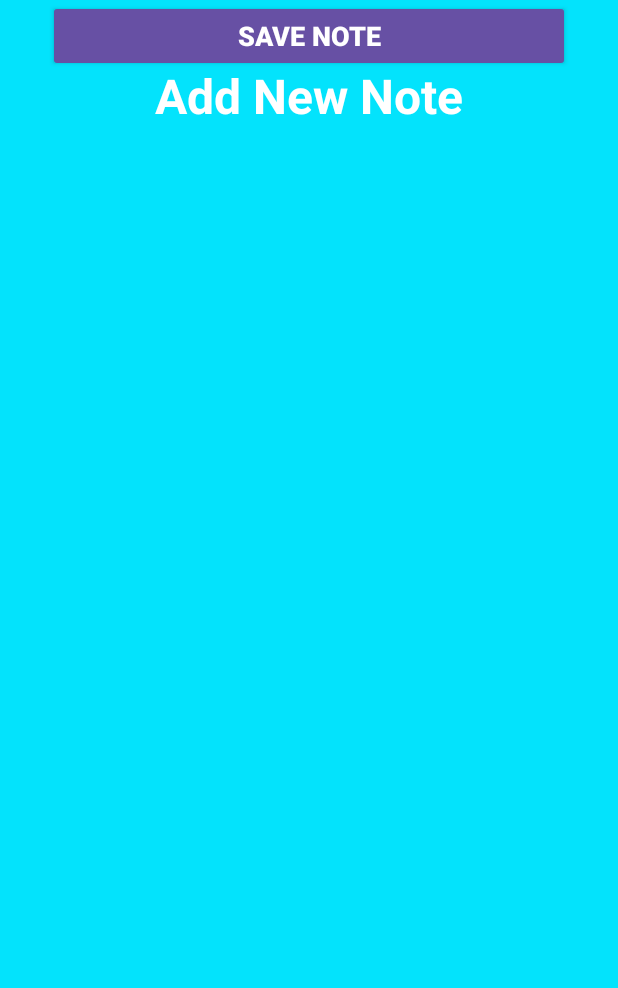
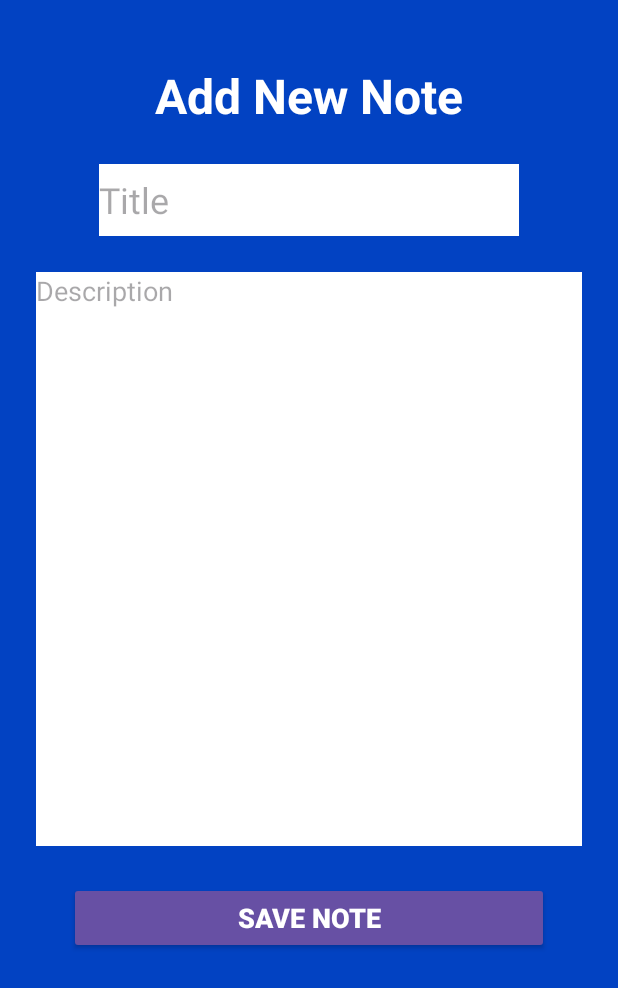
Before and after one commit to DomingoJohnlery/Note-Application, an Android app: the NoteActivity screen opened directly, with no data from a screen before it, on a phone screen of 412 x 824 dp. Shown: the top 988 px of the screen. Run offline under Robolectric (Android 15) with nearby library versions, the phone set to English and light mode, and no system bars.

Commit message:
Second Commit ActivtyMain & ActivityNote Layouts

```diff
--- a/app/src/main/java/com/mycam/noteapp/MainActivity.kt
+++ b/app/src/main/java/com/mycam/noteapp/MainActivity.kt
@@ -1,5 +1,6 @@
 package com.mycam.noteapp
 
+import android.content.Intent
 import androidx.appcompat.app.AppCompatActivity
 import android.os.Bundle
 import com.mycam.noteapp.databinding.ActivityMainBinding
@@ -12,5 +13,9 @@ class MainActivity : AppCompatActivity() {
         super.onCreate(savedInstanceState)
         binding = ActivityMainBinding.inflate(layoutInflater)
         setContentView(binding.root)
+
+        binding.btnAddNote.setOnClickListener {
+            startActivity(Intent(this,NoteActivity::class.java))
+        }
     }
 }
--- a/app/src/main/res/layout/activity_main.xml
+++ b/app/src/main/res/layout/activity_main.xml
@@ -4,43 +4,43 @@
     xmlns:tools="http://schemas.android.com/tools"
     android:layout_width="match_parent"
     android:layout_height="match_parent"
-    android:background="#03e3fc"
+    android:background="#0242c2"
     tools:context=".MainActivity">
 
     <TextView
         android:id="@+id/textView"
         android:layout_width="wrap_content"
         android:layout_height="wrap_content"
-        android:layout_marginStart="32dp"
-        android:layout_marginTop="16dp"
         android:text="Notes"
         android:textColor="@color/white"
         android:textSize="32sp"
         android:textStyle="bold"
+        android:layout_marginStart="32dp"
+        android:layout_marginTop="16dp"
         app:layout_constraintStart_toStartOf="parent"
         app:layout_constraintTop_toTopOf="parent" />
 
     <androidx.recyclerview.widget.RecyclerView
+        android:id="@+id/recyclerView"
         android:layout_width="0dp"
         android:layout_height="0dp"
+        app:layout_constraintStart_toStartOf="parent"
+        app:layout_constraintEnd_toEndOf="parent"
         app:layout_constraintBottom_toTopOf="@+id/btnAddNote"
-        app:layout_constraintEnd_toEndOf="parent"
-        app:layout_constraintStart_toStartOf="parent"
         app:layout_constraintTop_toBottomOf="@+id/textView" />
 
-    <Button
+    <Button style="@style/Widget.AppCompat.Button"
         android:id="@+id/btnAddNote"
-        style="@style/Widget.AppCompat.Button"
-        android:layout_width="match_parent"
+        android:layout_width="320dp"
         android:layout_height="wrap_content"
+        android:text="Add New Note"
+        android:textSize="18sp"
+        android:textStyle="bold"
         android:layout_marginStart="32dp"
         android:layout_marginEnd="32dp"
         android:layout_marginBottom="24dp"
-        android:text="Add New Note"
-        android:textSize="18sp"
-        android:textStyle="bold"
         app:layout_constraintBottom_toBottomOf="parent"
         app:layout_constraintEnd_toEndOf="parent"
-        app:layout_constraintStart_toStartOf="parent" />
+        app:layout_constraintStart_toStartOf="parent"/>
 
 </androidx.constraintlayout.widget.ConstraintLayout>
--- a/app/src/main/res/layout/activity_note.xml
+++ b/app/src/main/res/layout/activity_note.xml
@@ -4,7 +4,7 @@
     xmlns:tools="http://schemas.android.com/tools"
     android:layout_width="match_parent"
     android:layout_height="match_parent"
-    android:background="#03e3fc"
+    android:background="#0242c2"
     tools:context=".NoteActivity">
 
     <TextView
@@ -25,48 +25,55 @@
         android:layout_height="0dp"
         app:layout_constraintBottom_toTopOf="@+id/btnSaveNote"
         app:layout_constraintEnd_toEndOf="parent"
-        app:layout_constraintHorizontal_bias="0.5"
         app:layout_constraintStart_toStartOf="parent"
-        app:layout_constraintTop_toBottomOf="@+id/textView2" >
+        android:layout_marginStart="24dp"
+        android:layout_marginEnd="24dp"
+        android:layout_marginBottom="24dp"
+        app:layout_constraintTop_toBottomOf="@+id/textView2">
 
         <EditText
             android:id="@+id/editTextText"
             android:layout_width="wrap_content"
-            android:layout_height="wrap_content"
+            android:layout_height="48dp"
             android:layout_alignParentTop="true"
             android:layout_centerInParent="true"
+            android:background="@color/white"
             android:ems="10"
             android:hint="Title"
             android:inputType="text"
-            android:textSize="24dp" />
+            android:textSize="24sp"
+            android:layout_marginTop="24dp"
+            android:layout_marginBottom="24dp"
+            android:autofillHints="title" />
 
         <EditText
-            android:id="@+id/editTextTextMultiLine"
-            android:layout_width="match_parent"
+            android:id="@+id/multiLine"
+            android:layout_width="488dp"
             android:layout_height="match_parent"
             android:layout_below="@id/editTextText"
             android:layout_alignParentBottom="true"
             android:layout_centerInParent="true"
+            android:background="@color/white"
             android:ems="10"
             android:gravity="start|top"
             android:hint="Description"
-            android:inputType="textMultiLine" />
+            android:inputType="textMultiLine"
+            android:autofillHints="description" />
     </RelativeLayout>
 
     <Button
         android:id="@+id/btnSaveNote"
         style="@style/Widget.AppCompat.Button"
-        android:layout_width="match_parent"
+        android:layout_width="320dp"
         android:layout_height="wrap_content"
         android:layout_marginStart="32dp"
         android:layout_marginEnd="32dp"
+        android:layout_marginBottom="188dp"
         android:text="Save Note"
+        android:textSize="18sp"
         android:textStyle="bold"
-        android:textSize="18sp"
+        app:layout_constraintBottom_toBottomOf="parent"
         app:layout_constraintEnd_toEndOf="parent"
-        app:layout_constraintHorizontal_bias="0.0"
-        app:layout_constraintStart_toStartOf="parent"
-        tools:layout_editor_absoluteY="516dp"
-        tools:ignore="MissingConstraints"/>
+        app:layout_constraintStart_toStartOf="parent" />
 
 </androidx.constraintlayout.widget.ConstraintLayout>
```
